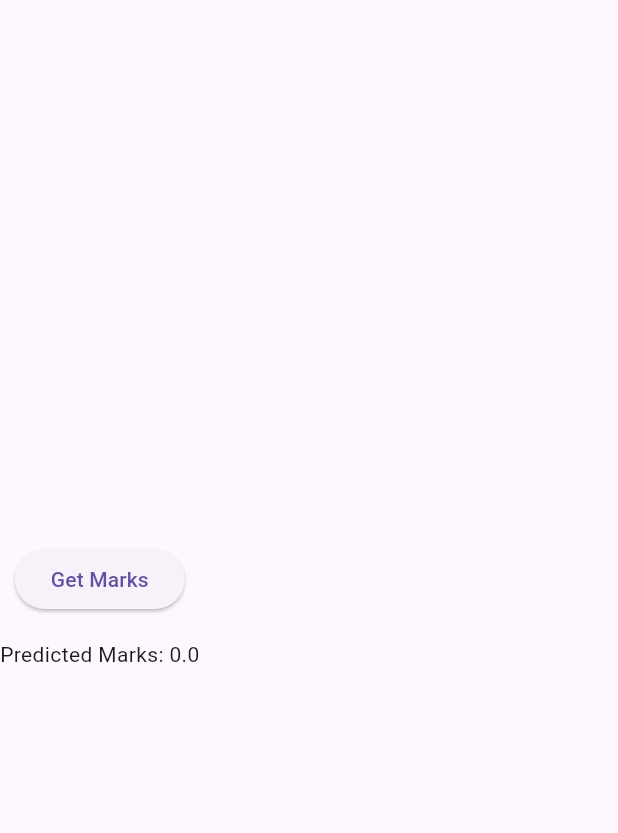
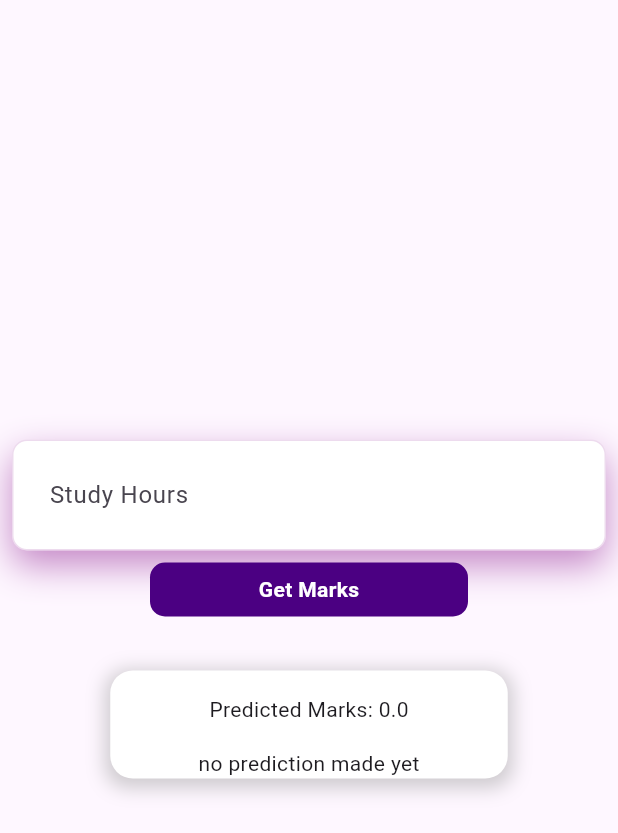
Before and after one commit to abhinike/gdsc_tech_nexus, a Flutter app: the MarksPredictionScreen screen opened directly, after a tap on "Get Marks", on a phone screen of 412 x 824 dp. Shown: the top 833 px of the screen. Run offline on Flutter 3.47's test engine with Material 3 defaults, Android fonts, the phone set to English and light mode, and no system bars; network calls fail.

Commit message:
improved ui

```diff
--- a/lib/Presentation/MarksPrediction/marks_prediction_screen.dart
+++ b/lib/Presentation/MarksPrediction/marks_prediction_screen.dart
@@ -1,28 +1,112 @@
+import 'package:flutter/cupertino.dart';
 import 'package:flutter/material.dart';
 import 'package:provider/provider.dart';
-import '../../Provider/MarksPredictionProvider.dart'; // Import the MarksPredictionProvider
+import '../../Provider/MarksPredictionProvider.dart';
 
 class MarksPredictionScreen extends StatelessWidget {
   const MarksPredictionScreen({Key? key}) : super(key: key);
 
   @override
   Widget build(BuildContext context) {
+    final TextEditingController _studyHoursController = TextEditingController();
+
     return Scaffold(
       body: Consumer<MarksPredictionProvider>(
         builder: (context, provider, _) => Column(
           mainAxisAlignment: MainAxisAlignment.center,
           children: [
-            ElevatedButton(
-              onPressed: provider.isLoading ? null : provider.getMarks,
-              child: Text("Get Marks"),
+            Padding(
+              padding: const EdgeInsets.all(8.0),
+              child: Container(
+                decoration: BoxDecoration(
+                    borderRadius: BorderRadius.circular(10),
+                    color: Colors.white,
+                    border: Border.all(color: Color.fromRGBO(196, 135, 198, .3)),
+                    boxShadow: [
+                      BoxShadow(
+                        color: Color.fromRGBO(196, 135, 198, 1),
+                        blurRadius: 20,
+                        offset: Offset(0, 10),
+                      )
+                    ]
+                ),
+                child: Padding(
+                  padding: const EdgeInsets.all(8.0),
+                  child: TextField(
+                    controller: _studyHoursController,
+                    keyboardType: TextInputType.number,
+                    decoration: InputDecoration(
+                      labelText: 'Study Hours',
+                      border: OutlineInputBorder(
+                        borderSide: BorderSide.none,
+                      )
+                    ),
+                  ),
+                ),
+              ),
+            ),
+            GestureDetector(
+              onTap: provider.isLoading
+                  ? null
+                  : () {
+                final double studyHours =
+                    double.tryParse(_studyHoursController.text) ?? 0;
+                provider.getMarks(studyHours);
+              },
+              child: Container(
+                  width: MediaQuery.of(context).size.width-200,
+                  decoration: BoxDecoration(
+                    borderRadius: BorderRadius.circular(10),
+                    color: Color.fromRGBO(75, 0, 130, 1),
+                  ),
+
+                child:Padding(
+                  padding: const EdgeInsets.all(8.0),
+                  child: Center(
+                    child: Text("Get Marks",style: TextStyle(
+                      color: Colors.white,
+                      fontWeight: FontWeight.bold,
+                    ),),)
+                  ),),
             ),
             SizedBox(height: 16),
             if (provider.isLoading)
               CircularProgressIndicator()
             else
-              Text("Predicted Marks: ${provider.marks}"),
-            SizedBox(height: 16),
-            if (provider.image.isNotEmpty) Image.network(provider.image),
+              Container(
+                margin: EdgeInsets.all(20),
+                width: 265,
+                decoration: BoxDecoration(
+                    color: Colors.white,
+                    borderRadius: BorderRadius.circular(15),
+                    boxShadow: [
+                      BoxShadow(
+                        color: Colors.grey.withOpacity(0.5),
+                        spreadRadius: 3,
+                        blurRadius: 10,
+                        offset: Offset(0, 3),
+                      )
+                    ]),
+                  child: Column(
+                    children: [
+                      Padding(
+                        padding: const EdgeInsets.only(top: 16),
+                        child: Text("Predicted Marks: ${provider.marks}"),
+                      ),
+                      SizedBox(height: 16),
+                      if (provider.image.isNotEmpty) Padding(
+                        padding: const EdgeInsets.all(8.0),
+                        child: Image.network(provider.image,),
+                      )
+                      else
+                        Text("no prediction made yet")
+                    ],
+                  ),
+
+
+
+              ),
+
           ],
         ),
       ),
--- a/lib/Provider/MarksPredictionProvider.dart
+++ b/lib/Provider/MarksPredictionProvider.dart
@@ -7,7 +7,7 @@ class MarksPredictionProvider extends ChangeNotifier {
   double marks = 0;
   bool isLoading = false;
 
-  Future<void> getMarks() async {
+  Future<void> getMarks(double studyHours) async {
     isLoading = true;
     notifyListeners();
 
@@ -15,7 +15,7 @@ class MarksPredictionProvider extends ChangeNotifier {
       final response = await http.post(
         Uri.parse("https://demo-krh2.onrender.com/predict"),
         headers: {"Content-Type": "application/json"},
-        body: jsonEncode({"study_hours": 5}),
+        body: jsonEncode({"study_hours": studyHours}),
       );
 
       if (response.statusCode == 200) {
@@ -33,4 +33,5 @@ class MarksPredictionProvider extends ChangeNotifier {
       notifyListeners();
     }
   }
+
 }
```
